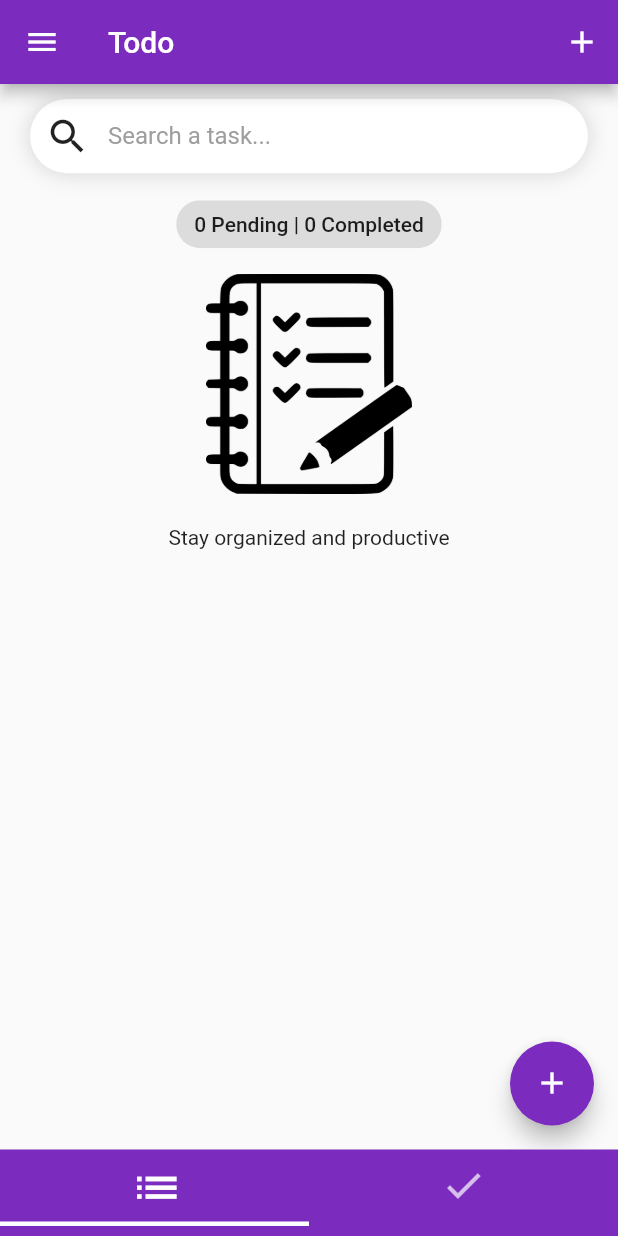
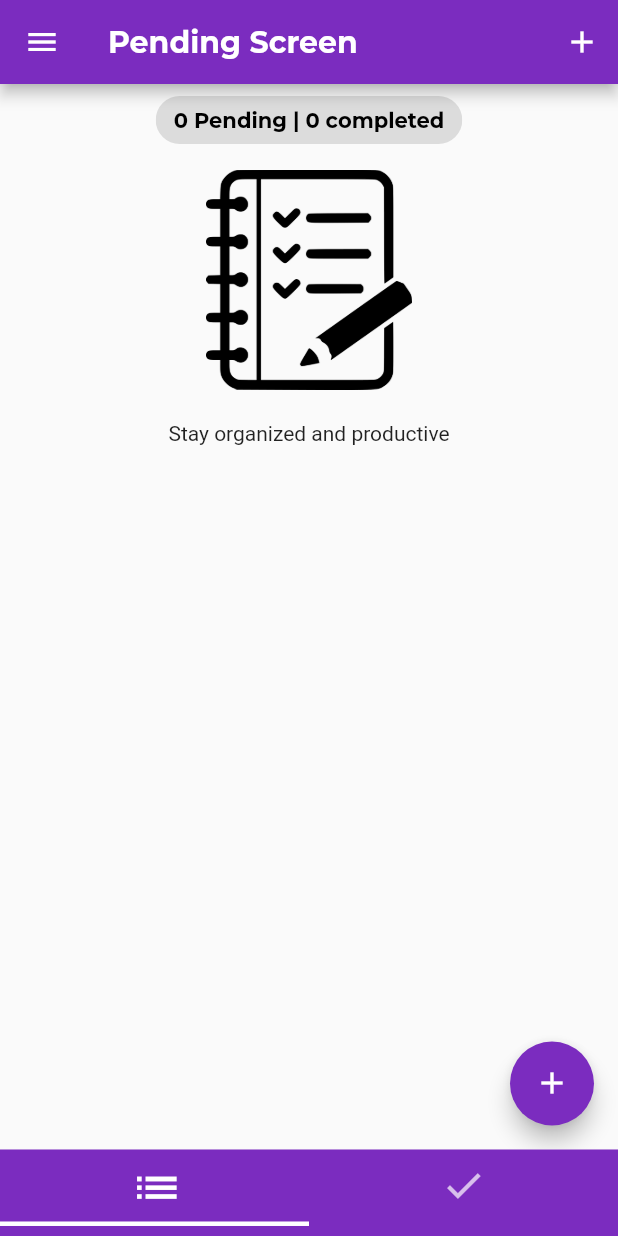
Before and after one commit to Silentcry16/todo_bloc2, a Flutter app: the screen it shows after launch, in the side drawer, after a tap on the "add" icon, on a phone screen of 412 x 824 dp. Run offline on Flutter 3.47's test engine with Material 2 defaults, Android fonts, the phone set to English and light mode, and no system bars; our stand-ins replace equatable, flutter_bloc, get, google_fonts, hydrated_bloc.

Commit message:
addNewTask hover Btn added - customText added

```diff
--- a/lib/screens/completed_tasks_screen.dart
+++ b/lib/screens/completed_tasks_screen.dart
@@ -2,6 +2,7 @@ import 'dart:math';
 
 import 'package:flutter/material.dart';
 import 'package:todo_bloc2/models/task.dart';
+import 'package:todo_bloc2/widgets/task_counter.dart';
 
 import '../blocs/bloc_exports.dart';
 import '../widgets/task_list.dart';
@@ -20,10 +21,12 @@ class CompletedTasksScreen extends StatelessWidget {
         return Scaffold(
           body: Column(
             children: [
-              Center(
-                  child: Chip(
-                      label: Text('${state.completedTasks.length} Tasks'))),
-              TaskList(taskList: taskList),
+              TaskCounter(text: '${state.completedTasks.length} Tasks'),
+              TaskList(
+                taskList: taskList,
+                ontap: () {},
+                task: state.completedTasks.first,
+              ),
             ],
           ),
           //opens the BottomSheet to add a new task
--- a/lib/screens/home_screen.dart
+++ b/lib/screens/home_screen.dart
@@ -1,12 +1,13 @@
 // ignore_for_file: non_constant_identifier_names
 
 import 'package:flutter/material.dart';
-import 'package:todo_bloc2/screens/task_screen.dart';
+
+import 'package:todo_bloc2/widgets/app_text.dart';
 
 import '../blocs/bloc_exports.dart';
 import '../widgets/add_task_screen.dart';
 import '../widgets/custom_drawer.dart';
-import 'completed_tasks_screen.dart';
+import '../widgets/home_screen_contents.dart';
 
 class HomeScreen extends StatefulWidget {
   const HomeScreen({Key? key}) : super(key: key);
@@ -30,8 +31,18 @@ class _HomeScreenState extends State<HomeScreen> {
           child: const CustomDrawer()),
       appBar: AppBar(
         title: currentIndex == BottomNavIndex.tasksIndex
-            ? const Text('Todo')
-            : const Text('Completed'),
+            ? AppText(
+                text: 'Pending Screen',
+                color: Colors.white,
+                size: MediaQuery.of(context).size.height * 0.03,
+                weight: FontWeight.bold,
+              )
+            : AppText(
+                text: 'Completed Tasks',
+                color: Colors.white,
+                size: MediaQuery.of(context).size.height * 0.03,
+                weight: FontWeight.bold,
+              ),
         actions: [
           currentIndex == BottomNavIndex.tasksIndex
               ? IconButton(
@@ -42,38 +53,10 @@ class _HomeScreenState extends State<HomeScreen> {
               : const SizedBox.shrink()
         ],
       ),
-      body: SafeArea(
-        child: Stack(
-          children: [
-            Positioned(
-              top: 0,
-              left: 0,
-              right: 0,
-              bottom: 0,
-              child: IndexedStack(
-                index: currentIndex,
-                children: [
-                  Navigator(
-                    key: _taskScreenKey,
-                    onGenerateRoute: (settings) =>
-                        MaterialPageRoute(builder: (context) => TaskScreen()),
-                  ),
-                  Navigator(
-                    key: _completedScreenKey,
-                    onGenerateRoute: (settings) => MaterialPageRoute(
-                        builder: (context) => const CompletedTasksScreen()),
-                  ),
-                  // Navigator(
-                  //   key: _favoriteScreenKey,
-                  //   onGenerateRoute: (settings) => MaterialPageRoute(
-                  //       builder: (context) => const FavoriteTasksScreen()),
-                  // ),
-                ],
-              ),
-            ),
-          ],
-        ),
-      ),
+      body: HomeScreenContents(
+          currentIndex: currentIndex,
+          taskScreenKey: _taskScreenKey,
+          completedScreenKey: _completedScreenKey),
       bottomNavigationBar: BtmNav(context),
     );
   }
--- a/lib/screens/recycle_bin_screen.dart
+++ b/lib/screens/recycle_bin_screen.dart
@@ -34,7 +34,11 @@ class RecycleBinScreen extends StatelessWidget {
                   child: Chip(
                       label:
                           Text('${state.removedTasks.length} Tasks Removed'))),
-              TaskList(taskList: state.removedTasks),
+              TaskList(
+                taskList: state.removedTasks,
+                ontap: () {},
+                task: state.completedTasks.first,
+              ),
             ],
           ),
           //opens the BottomSheet to add a new task
--- a/lib/screens/task_screen.dart
+++ b/lib/screens/task_screen.dart
@@ -1,6 +1,7 @@
 import 'package:flutter/material.dart';
 import 'package:todo_bloc2/gen/assets.gen.dart';
 import 'package:todo_bloc2/models/task.dart';
+import 'package:todo_bloc2/widgets/task_counter.dart';
 
 import '../blocs/bloc_exports.dart';
 import '../widgets/add_task_screen.dart';
@@ -42,76 +43,9 @@ class _TaskScreenState extends State<TaskScreen> {
         return Scaffold(
           body: Column(
             children: [
-              BlocBuilder<SwitchBloc, SwitchState>(
-                builder: (context, state) {
-                  return Container(
-                    padding: const EdgeInsets.only(top: 10),
-                    height: size.height * 0.06,
-                    margin: const EdgeInsets.symmetric(
-                        horizontal: 20, vertical: 10),
-                    decoration: state.switchValue == false
-                        ? BoxDecoration(
-                            color: Colors.white,
-                            boxShadow: const [
-                              BoxShadow(
-                                color: Colors.black12,
-                                blurRadius: 11.0,
-                                spreadRadius: 2.0,
-                                offset: Offset(0, 0),
-                              ),
-                            ],
-                            borderRadius: BorderRadius.circular(50),
-                          )
-                        : BoxDecoration(
-                            color: Colors.black,
-                            boxShadow: const [
-                              BoxShadow(
-                                color: Colors.black12,
-                                blurRadius: 11.0,
-                                spreadRadius: 2.0,
-                                offset: Offset(0, 0),
-                              ),
-                            ],
-                            borderRadius: BorderRadius.circular(50),
-                          ),
-                    child: Row(
-                      crossAxisAlignment: CrossAxisAlignment.start,
-                      children: [
-                        Container(
-                            margin: const EdgeInsets.only(left: 10),
-                            child: state.switchValue == false
-                                ? Icon(
-                                    Icons.search,
-                                    size: 30,
-                                  )
-                                : Icon(
-                                    Icons.search,
-                                    size: 30,
-                                    color: Colors.black,
-                                  )),
-                        Expanded(
-                          child: TextField(
-                            controller: searchController,
-                            decoration: const InputDecoration(
-                              hintText: 'Search a task...',
-                              focusedBorder: OutlineInputBorder(
-                                  borderSide: BorderSide.none),
-                              enabledBorder: OutlineInputBorder(
-                                  borderSide: BorderSide.none),
-                              border: OutlineInputBorder(
-                                  borderSide: BorderSide.none),
-                            ),
-                          ),
-                        )
-                      ],
-                    ),
-                  );
-                },
-              ),
-              Center(
-                  child: Chip(
-                      label: Text(
-                          '${state.pendingTasks.length} Pending | ${state.completedTasks.length} Completed'))),
+              TaskCounter(
+                  text:
+                      '${state.pendingTasks.length} Pending | ${state.completedTasks.length} completed'),
               state.pendingTasks.isEmpty
                   ? Expanded(
                       child: Column(
@@ -144,7 +78,10 @@ class _TaskScreenState extends State<TaskScreen> {
                         ],
                       ),
                     )
-                  : TaskList(taskList: taskList),
+                  : TaskList(
+                      taskList: taskList,
+                      ontap: () => _addTask(context),
+                      task: state.pendingTasks.first),
             ],
           ),
           //opens the BottomSheet to add a new task
@@ -155,3 +92,75 @@ class _TaskScreenState extends State<TaskScreen> {
     );
   }
 }
+
+
+
+
+
+// search widget
+// BlocBuilder<SwitchBloc, SwitchState>(
+              //   builder: (context, state) {
+              //     return Container(
+              //       padding: const EdgeInsets.only(top: 10),
+              //       height: size.height * 0.06,
+              //       margin: const EdgeInsets.symmetric(
+              //           horizontal: 20, vertical: 10),
+              //       decoration: state.switchValue == false
+              //           ? BoxDecoration(
+              //               color: Colors.white,
+              //               boxShadow: const [
+              //                 BoxShadow(
+              //                   color: Colors.black12,
+              //                   blurRadius: 11.0,
+              //                   spreadRadius: 2.0,
+              //                   offset: Offset(0, 0),
+              //                 ),
+              //               ],
+              //               borderRadius: BorderRadius.circular(50),
+              //             )
+              //           : BoxDecoration(
+              //               color: Colors.black,
+              //               boxShadow: const [
+              //                 BoxShadow(
+              //                   color: Colors.black12,
+              //                   blurRadius: 11.0,
+              //                   spreadRadius: 2.0,
+              //                   offset: Offset(0, 0),
+              //                 ),
+              //               ],
+              //               borderRadius: BorderRadius.circular(50),
+              //             ),
+              //       child: Row(
+              //         crossAxisAlignment: CrossAxisAlignment.start,
+              //         children: [
+              //           Container(
+              //               margin: const EdgeInsets.only(left: 10),
+              //               child: state.switchValue == false
+              //                   ? Icon(
+              //                       Icons.search,
+              //                       size: 30,
+              //                     )
+              //                   : Icon(
+              //                       Icons.search,
+              //                       size: 30,
+              //                       color: Colors.black,
+              //                     )),
+              //           Expanded(
+              //             child: TextField(
+              //               controller: searchController,
+              //               decoration: const InputDecoration(
+              //                 hintText: 'Search a task...',
+              //                 focusedBorder: OutlineInputBorder(
+              //                     borderSide: BorderSide.none),
+              //                 enabledBorder: OutlineInputBorder(
+              //                     borderSide: BorderSide.none),
+              //                 border: OutlineInputBorder(
+              //                     borderSide: BorderSide.none),
+              //               ),
+              //             ),
+              //           )
+              //         ],
+              //       ),
+              //     );
+              //   },
+              // ),
--- a/lib/services/app_theme.dart
+++ b/lib/services/app_theme.dart
@@ -5,6 +5,7 @@ import 'package:flutter/material.dart';
 enum AppTheme { lightTheme, darkTheme }
 
 class AppThemes {
+  AppThemes._();
   static final AppThemeData = {
     AppTheme.darkTheme: ThemeData(
       primaryColor: Colors.black,
--- /dev/null
+++ b/lib/widgets/app_text.dart
@@ -0,0 +1,27 @@
+import 'package:flutter/material.dart';
+import 'package:google_fonts/google_fonts.dart';
+
+// ignore: must_be_immutable
+class AppText extends StatelessWidget {
+  AppText(
+      {super.key,
+      required this.text,
+      this.size = 13,
+      this.color = Colors.black,
+      this.weight = FontWeight.normal});
+
+  final String text;
+  final double? size;
+  final Color? color;
+  FontWeight? weight;
+
+  @override
+  Widget build(BuildContext context) {
+    return Text(
+      text,
+      style: GoogleFonts.montserrat(
+        textStyle: TextStyle(color: color, fontWeight: weight),
+      ),
+    );
+  }
+}
--- a/lib/widgets/custom_drawer.dart
+++ b/lib/widgets/custom_drawer.dart
@@ -18,11 +18,8 @@ class CustomDrawer extends StatelessWidget {
             child: Column(
               children: [
                 AppBar(
-                  leading: IconButton(
-                    onPressed: () => Navigator.of(context).pop(),
-                    icon: const Icon(Icons.close),
-                  ),
-                  title: const Text('Hello Dear Friend'),
+                  leading: SizedBox.shrink(),
+                  title: Expanded(child: const Text('Hello Dear Friend')),
                 ),
                 BlocBuilder<SwitchBloc, SwitchState>(
                   builder: (context, state) {
--- /dev/null
+++ b/lib/widgets/home_screen_contents.dart
@@ -0,0 +1,54 @@
+import 'package:flutter/material.dart';
+
+import '../screens/completed_tasks_screen.dart';
+import '../screens/task_screen.dart';
+
+class HomeScreenContents extends StatelessWidget {
+  const HomeScreenContents({
+    super.key,
+    required this.currentIndex,
+    required GlobalKey<NavigatorState> taskScreenKey,
+    required GlobalKey<NavigatorState> completedScreenKey,
+  })  : _taskScreenKey = taskScreenKey,
+        _completedScreenKey = completedScreenKey;
+
+  final int currentIndex;
+  final GlobalKey<NavigatorState> _taskScreenKey;
+  final GlobalKey<NavigatorState> _completedScreenKey;
+
+  @override
+  Widget build(BuildContext context) {
+    return SafeArea(
+      child: Stack(
+        children: [
+          Positioned(
+            top: 0,
+            left: 0,
+            right: 0,
+            bottom: 0,
+            child: IndexedStack(
+              index: currentIndex,
+              children: [
+                Navigator(
+                  key: _taskScreenKey,
+                  onGenerateRoute: (settings) =>
+                      MaterialPageRoute(builder: (context) => TaskScreen()),
+                ),
+                Navigator(
+                  key: _completedScreenKey,
+                  onGenerateRoute: (settings) => MaterialPageRoute(
+                      builder: (context) => const CompletedTasksScreen()),
+                ),
+                // Navigator(
+                //   key: _favoriteScreenKey,
+                //   onGenerateRoute: (settings) => MaterialPageRoute(
+                //       builder: (context) => const FavoriteTasksScreen()),
+                // ),
+              ],
+            ),
+          ),
+        ],
+      ),
+    );
+  }
+}
--- /dev/null
+++ b/lib/widgets/task_counter.dart
@@ -0,0 +1,28 @@
+import 'package:flutter/material.dart';
+import 'package:todo_bloc2/blocs/bloc_exports.dart';
+import 'package:todo_bloc2/widgets/app_text.dart';
+
+class TaskCounter extends StatelessWidget {
+  const TaskCounter({
+    super.key,
+    required this.text,
+  });
+  final String text;
+
+  @override
+  Widget build(BuildContext context) {
+    return BlocBuilder<SwitchBloc, SwitchState>(
+      builder: (context, state) {
+        return Center(
+          child: Chip(
+            label: AppText(
+              text: text,
+              weight: FontWeight.bold,
+              color: state.switchValue == false ? Colors.black : Colors.white,
+            ),
+          ),
+        );
+      },
+    );
+  }
+}
--- a/lib/widgets/task_list.dart
+++ b/lib/widgets/task_list.dart
@@ -1,4 +1,6 @@
 import 'package:flutter/material.dart';
+import 'package:todo_bloc2/widgets/app_text.dart';
+import '../blocs/bloc_exports.dart';
 import '../models/task.dart';
 import 'list_item.dart';
 
@@ -6,14 +8,20 @@ class TaskList extends StatelessWidget {
   const TaskList({
     super.key,
     required this.taskList,
+    required this.ontap,
+    this.task,
   });
 
   final List<Task> taskList;
+  final Task? task;
+  final VoidCallback ontap;
   @override
   Widget build(BuildContext context) {
     return Expanded(
       child: SingleChildScrollView(
-        child: ExpansionPanelList.radio(
+        child: Column(
+          children: [
+            ExpansionPanelList.radio(
                 elevation: 3,
                 children: taskList
                     .map(
@@ -31,12 +39,14 @@ class TaskList extends StatelessWidget {
                                 TextSpan(
                                   text: '${task.title} \n\n',
                                   style: const TextStyle(
-                                  fontWeight: FontWeight.bold, fontSize: 15),
+                                      fontWeight: FontWeight.bold,
+                                      fontSize: 15),
                                 ),
                                 TextSpan(
                                   text: '${task.description} \n\n',
                                   style: const TextStyle(
-                                  fontWeight: FontWeight.w400, fontSize: 15),
+                                      fontWeight: FontWeight.w400,
+                                      fontSize: 15),
                                 ),
                               ],
                             ),
@@ -45,6 +55,30 @@ class TaskList extends StatelessWidget {
                       ),
                     )
                     .toList()),
+            task!.isDone == false
+                ? BlocBuilder<SwitchBloc, SwitchState>(
+                    builder: (context, state) {
+                      return TextButton.icon(
+                        onPressed: ontap,
+                        icon: Icon(
+                          Icons.add,
+                          color: state.switchValue == false
+                              ? Colors.black
+                              : Colors.white,
+                        ),
+                        label: AppText(
+                          text: 'Add new Task',
+                          weight: FontWeight.bold,
+                          color: state.switchValue == false
+                              ? Colors.black
+                              : Colors.white,
+                        ),
+                      );
+                    },
+                  )
+                : const SizedBox.shrink(),
+          ],
+        ),
       ),
     );
   }
--- a/pubspec.yaml
+++ b/pubspec.yaml
@@ -39,6 +39,8 @@ dependencies:
   path_provider: ^2.0.15
   intl: ^0.18.1
   get: ^4.6.5
+  google_fonts: ^5.0.0
+  flutter_slider_drawer: ^2.1.3
 
 dev_dependencies:
   flutter_test:
```
Also changed, not shown: pubspec.lock. Lines whose indentation alone changed are shown as unchanged.
